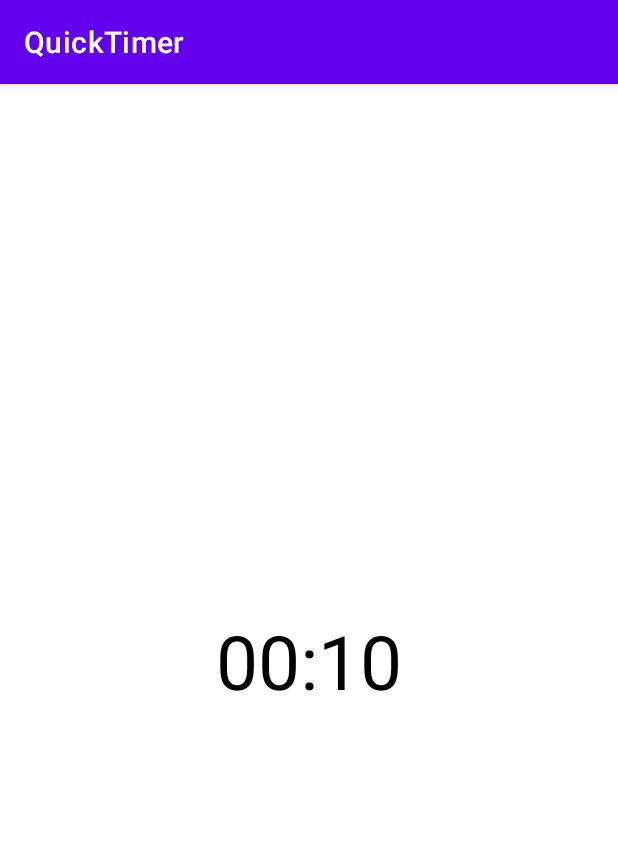
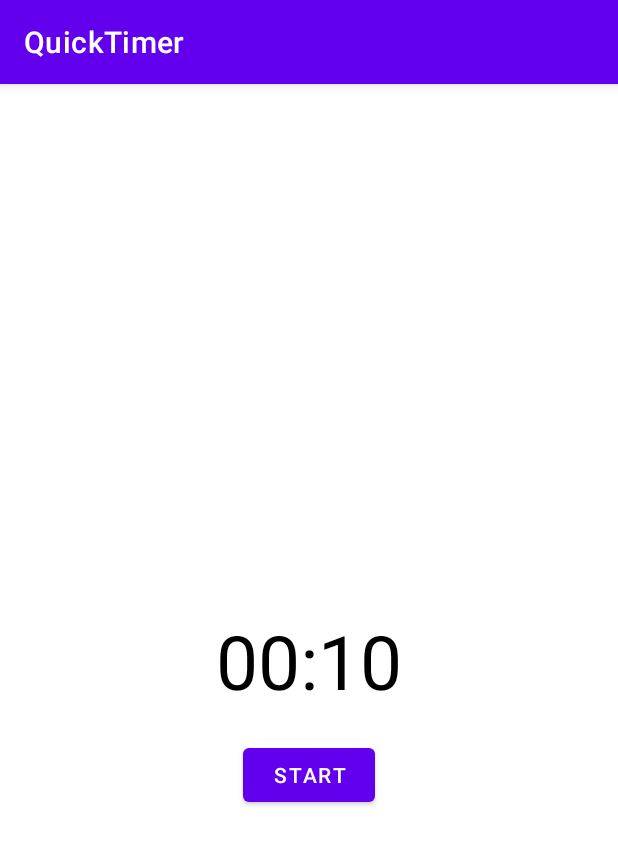
Before and after one commit to codingfanatic/quick-timer, an Android app: the screen it shows after launch (MainActivity), on a phone screen of 412 x 824 dp. Shown: the top 845 px of the screen. Run offline under Robolectric (Android 15) with nearby library versions, the phone set to English and light mode, and no system bars.

Commit message:
Added a button

```diff
--- a/QuickTimer/app/src/main/res/layout/activity_main.xml
+++ b/QuickTimer/app/src/main/res/layout/activity_main.xml
@@ -7,21 +7,33 @@
     tools:context=".MainActivity">
 
     <TextView
+        android:id="@+id/timer_textView"
         android:layout_width="wrap_content"
         android:layout_height="wrap_content"
+        android:text="00:10"
+        android:textColor="#000000"
+        android:textSize="50sp"
+        app:layout_constraintBottom_toBottomOf="parent"
         app:layout_constraintLeft_toLeftOf="parent"
         app:layout_constraintRight_toRightOf="parent"
-        app:layout_constraintTop_toTopOf="parent"
+        app:layout_constraintTop_toTopOf="parent" />
+
+    <Button
+        android:layout_width="wrap_content"
+        android:layout_height="wrap_content"
+        android:text="START"
         app:layout_constraintBottom_toBottomOf="parent"
-        android:text="00:10"
-        android:textColor="#000000"
-        android:textSize="50sp"/>
-        <!-- Layout Width: Wrap around the width of the timer
-             Layout Height: Wrap around the height of the timer
-             Layout Constraints: Constrain all sides to the parent (screen itself)
-             Text: For now just make it ten seconds 00:10
-             TextColor: Black!
-             TextSize: 50sp (Scaleable Pixels) This adjusts for both the screen density and the user's font preferences -->
+        app:layout_constraintHorizontal_bias="0.499"
+        app:layout_constraintLeft_toLeftOf="parent"
+        app:layout_constraintRight_toRightOf="parent"
+        app:layout_constraintTop_toBottomOf="@+id/timer_textView"
+        app:layout_constraintVertical_bias="0.061" />
+    <!-- Layout Width: Wrap around the width of the timer
+         Layout Height: Wrap around the height of the timer
+         Layout Constraints: Constrain all sides to the parent (screen itself)
+         Text: For now just make it ten seconds 00:10
+         TextColor: Black!
+         TextSize: 50sp (Scalable Pixels) This adjusts for both the screen density and the user's font preferences -->
 
 
 </androidx.constraintlayout.widget.ConstraintLayout>
```
